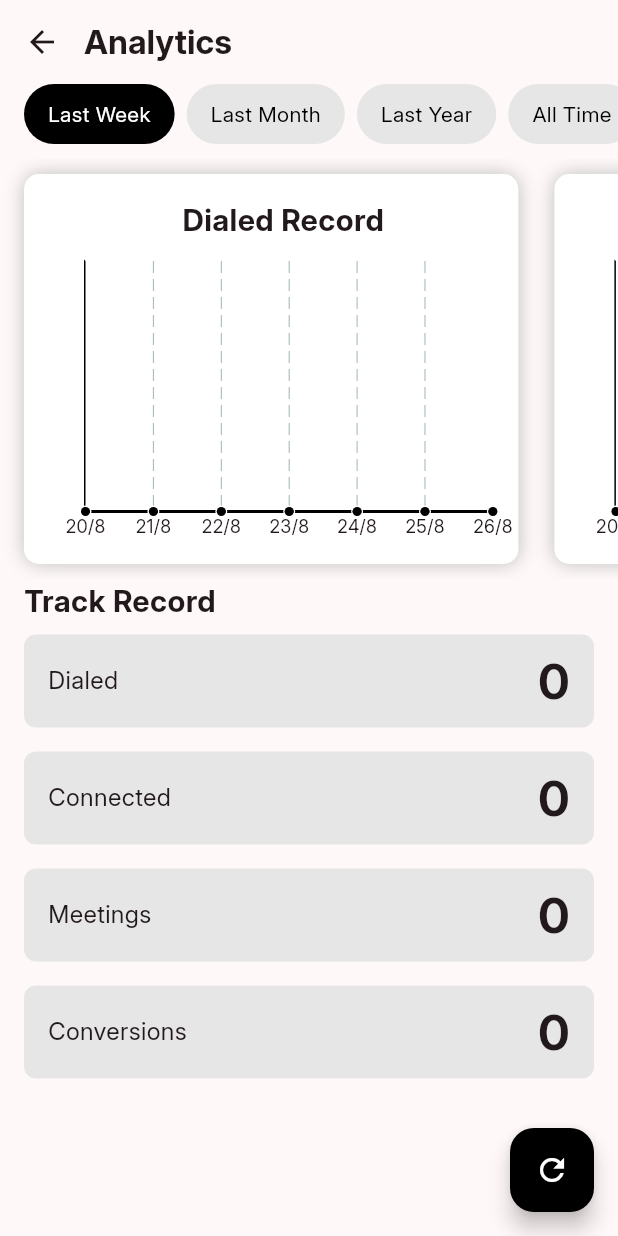
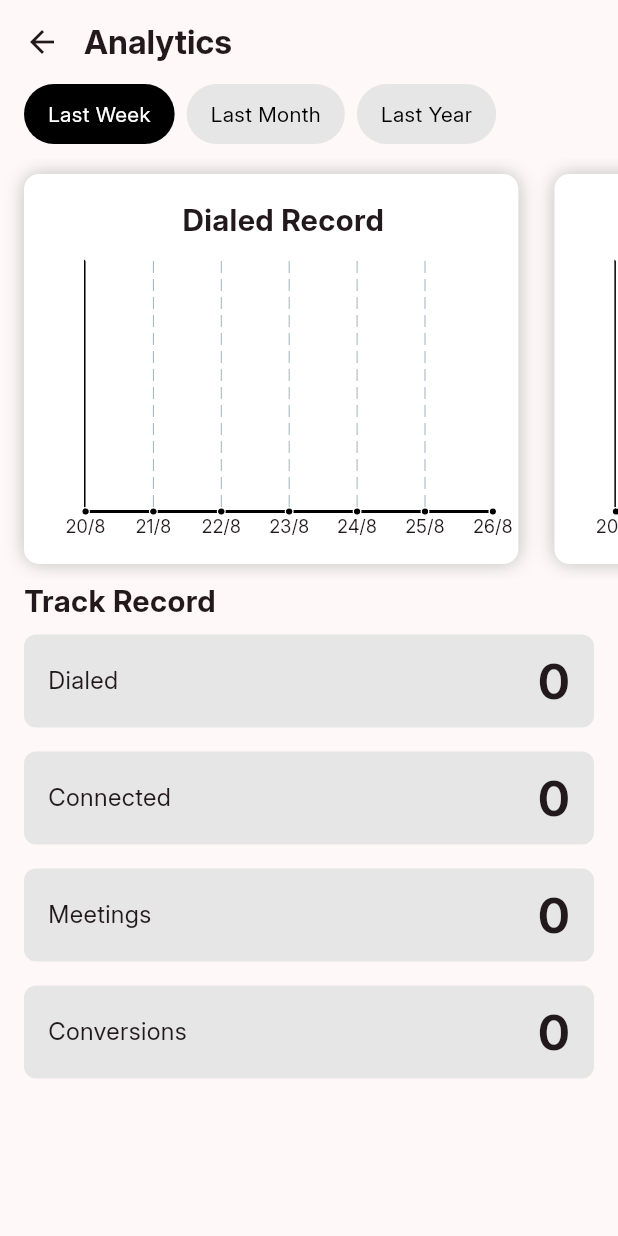
Before and after one commit to aaditya-jagdale/callerxyz, a Flutter app: the Analytics screen opened directly with empty values, on a phone screen of 412 x 824 dp. Run offline on Flutter 3.47's test engine with Material 3 defaults, Android fonts, the phone set to English and light mode, and no system bars; drawn by our look-alikes of fl_chart; our stand-ins replace device_info_plus, dotted_line, firebase_core, firebase_messaging, flutter_dotenv, flutter_riverpod and 5 more; accounts and stored records are empty.

Commit message:
green in calendar for converted, graph bug still active, minor changes

```diff
--- a/lib/modules/analytics/pages/analytics.dart
+++ b/lib/modules/analytics/pages/analytics.dart
@@ -2,7 +2,6 @@ import 'package:callerxyz/modules/analytics/widget/main_graph_card.dart';
 import 'package:callerxyz/modules/analytics/widget/track_record_tile.dart';
 import 'package:callerxyz/modules/shared/models/record_model.dart';
 import 'package:callerxyz/modules/shared/widgets/colors.dart';
-import 'package:callerxyz/riverpod/records_riverpod.dart';
 import 'package:flutter/material.dart';
 import 'package:flutter_riverpod/flutter_riverpod.dart';
 import 'package:supabase_flutter/supabase_flutter.dart';
@@ -18,6 +17,10 @@ class Analytics extends ConsumerStatefulWidget {
 
 class _AnalyticsState extends ConsumerState<Analytics> {
   final supabase = Supabase.instance.client;
+  DateTime afterDate =
+      DateTime.now().subtract(Duration(days: DateTime.now().day));
+  List<DateTime> timeFrame = List.generate(
+      7, (index) => DateTime.now().subtract(Duration(days: index)));
   List<FlSpot> dialed = [];
   List<FlSpot> connected = [];
   List<FlSpot> meetings = [];
@@ -26,13 +29,10 @@ class _AnalyticsState extends ConsumerState<Analytics> {
 
   getUserData() async {
     List<RecordModel> results = widget.records;
-
     List<RecordModel> records = results;
-    // debugPrint("-------------------------all records: $records");
 
     final totalDialed = records
-        .where((record) => DateTime.parse(record.date)
-            .isAfter(DateTime.now().subtract(const Duration(days: 7))))
+        .where((record) => DateTime.parse(record.date).isAfter(afterDate))
         .map((record) => record.dialed != 0
             ? FlSpot(DateTime.parse(record.date).day.toDouble(),
                 record.dialed.toDouble())
@@ -42,8 +42,7 @@ class _AnalyticsState extends ConsumerState<Analytics> {
         .toList();
 
     final totalConnected = records
-        .where((record) => DateTime.parse(record.date)
-            .isAfter(DateTime.now().subtract(const Duration(days: 7))))
+        .where((record) => DateTime.parse(record.date).isAfter(afterDate))
         .map((record) => record.connected != 0
             ? FlSpot(DateTime.parse(record.date).day.toDouble(),
                 record.connected.toDouble())
@@ -53,8 +52,7 @@ class _AnalyticsState extends ConsumerState<Analytics> {
         .toList();
 
     final totalMeetings = records
-        .where((record) => DateTime.parse(record.date)
-            .isAfter(DateTime.now().subtract(const Duration(days: 7))))
+        .where((record) => DateTime.parse(record.date).isAfter(afterDate))
         .map((record) => record.meetings != 0
             ? FlSpot(DateTime.parse(record.date).day.toDouble(),
                 record.meetings.toDouble())
@@ -64,8 +62,7 @@ class _AnalyticsState extends ConsumerState<Analytics> {
         .toList();
 
     final totalConversions = records
-        .where((record) => DateTime.parse(record.date)
-            .isAfter(DateTime.now().subtract(const Duration(days: 7))))
+        .where((record) => DateTime.parse(record.date).isAfter(afterDate))
         .map((record) => record.conversions != 0
             ? FlSpot(DateTime.parse(record.date).day.toDouble(),
                 record.conversions.toDouble())
@@ -75,8 +72,7 @@ class _AnalyticsState extends ConsumerState<Analytics> {
         .toList();
 
     final totalDialToConnected = records
-        .where((record) => DateTime.parse(record.date)
-            .isAfter(DateTime.now().subtract(const Duration(days: 7))))
+        .where((record) => DateTime.parse(record.date).isAfter(afterDate))
         .map((record) => record.dialed != 0 && record.connected != 0
             ? FlSpot(DateTime.parse(record.date).day.toDouble(),
                 (record.connected / record.dialed * 100).toDouble())
@@ -84,6 +80,13 @@ class _AnalyticsState extends ConsumerState<Analytics> {
         .where((spot) => spot != null)
         .cast<FlSpot>()
         .toList();
+
+    debugPrint("-------------------------totalDialed: $totalDialed");
+    debugPrint("-------------------------totalConnected: $totalConnected");
+    debugPrint("-------------------------totalMeetings: $totalMeetings");
+    debugPrint("-------------------------totalConversions: $totalConversions");
+    debugPrint(
+        "-------------------------totalDialToConnected: ${totalDialToConnected.length}");
 
     setState(() {
       dialed = totalDialed;
@@ -96,7 +99,6 @@ class _AnalyticsState extends ConsumerState<Analytics> {
 
   @override
   void initState() {
-    getUserData();
     WidgetsBinding.instance.addPostFrameCallback((_) {
       getUserData();
     });
@@ -106,16 +108,6 @@ class _AnalyticsState extends ConsumerState<Analytics> {
   @override
   Widget build(BuildContext context) {
     return Scaffold(
-      floatingActionButton: FloatingActionButton(
-        backgroundColor: CustomColors.black,
-        onPressed: () {
-          getUserData();
-        },
-        child: const Icon(
-          Icons.refresh,
-          color: CustomColors.white,
-        ),
-      ),
       appBar: AppBar(
         titleSpacing: 0,
         title: const Text(
@@ -138,7 +130,15 @@ class _AnalyticsState extends ConsumerState<Analytics> {
                 const SizedBox(width: 16),
                 GestureDetector(
                   onTap: () {
-                    // ref.read(analyticsProvider.notifier).updateSelectedIndex(0);
+                    afterDate = DateTime.now()
+                        .subtract(Duration(days: DateTime.now().weekday + 1));
+                    setState(() {
+                      timeFrame = List.generate(
+                          7,
+                          (index) =>
+                              DateTime.now().subtract(Duration(days: index)));
+                    });
+                    getUserData();
                   },
                   child: Container(
                     margin: const EdgeInsets.only(right: 8.0),
@@ -147,18 +147,33 @@ class _AnalyticsState extends ConsumerState<Analytics> {
                       vertical: 10,
                     ),
                     decoration: BoxDecoration(
-                      color: CustomColors.black,
+                      color: timeFrame.length == 7
+                          ? CustomColors.black
+                          : CustomColors.black10,
                       borderRadius: BorderRadius.circular(100),
                     ),
-                    child: const Text(
+                    child: Text(
                       "Last Week",
-                      style: TextStyle(color: CustomColors.white),
+                      style: TextStyle(
+                        color: timeFrame.length == 7
+                            ? CustomColors.white
+                            : CustomColors.black,
+                      ),
                     ),
                   ),
                 ),
                 GestureDetector(
                   onTap: () {
-                    // ref.read(analyticsProvider.notifier).updateSelectedIndex(1);
+                    afterDate =
+                        DateTime(DateTime.now().year, DateTime.now().month)
+                            .subtract(const Duration(days: 1));
+                    setState(() {
+                      timeFrame = List.generate(
+                          30,
+                          (index) =>
+                              DateTime.now().subtract(Duration(days: index)));
+                    });
+                    getUserData();
                   },
                   child: Container(
                     margin: const EdgeInsets.only(right: 8.0),
@@ -167,18 +182,32 @@ class _AnalyticsState extends ConsumerState<Analytics> {
                       vertical: 10,
                     ),
                     decoration: BoxDecoration(
-                      color: CustomColors.black10,
+                      color: timeFrame.length == 30
+                          ? CustomColors.black
+                          : CustomColors.black10,
                       borderRadius: BorderRadius.circular(100),
                     ),
-                    child: const Text(
+                    child: Text(
                       "Last Month",
-                      style: TextStyle(color: CustomColors.black),
+                      style: TextStyle(
+                        color: timeFrame.length == 30
+                            ? CustomColors.white
+                            : CustomColors.black,
+                      ),
                     ),
                   ),
                 ),
                 GestureDetector(
                   onTap: () {
-                    // ref.read(analyticsProvider.notifier).updateSelectedIndex(2);
+                    afterDate = DateTime(DateTime.now().year)
+                        .subtract(const Duration(days: 1));
+                    setState(() {
+                      timeFrame = List.generate(
+                          365,
+                          (index) =>
+                              DateTime.now().subtract(Duration(days: index)));
+                    });
+                    getUserData();
                   },
                   child: Container(
                     margin: const EdgeInsets.only(right: 8.0),
@@ -187,32 +216,18 @@ class _AnalyticsState extends ConsumerState<Analytics> {
                       vertical: 10,
                     ),
                     decoration: BoxDecoration(
-                      color: CustomColors.black10,
+                      color: timeFrame.length == 365
+                          ? CustomColors.black
+                          : CustomColors.black10,
                       borderRadius: BorderRadius.circular(100),
                     ),
-                    child: const Text(
+                    child: Text(
                       "Last Year",
-                      style: TextStyle(color: CustomColors.black),
-                    ),
-                  ),
-                ),
-                GestureDetector(
-                  onTap: () {
-                    // ref.read(analyticsProvider.notifier).updateSelectedIndex(3);
-                  },
-                  child: Container(
-                    margin: const EdgeInsets.only(right: 8.0),
-                    padding: const EdgeInsets.symmetric(
-                      horizontal: 16,
-                      vertical: 10,
-                    ),
-                    decoration: BoxDecoration(
-                      color: CustomColors.black10,
-                      borderRadius: BorderRadius.circular(100),
-                    ),
-                    child: const Text(
-                      "All Time",
-                      style: TextStyle(color: CustomColors.black),
+                      style: TextStyle(
+                        color: timeFrame.length == 365
+                            ? CustomColors.white
+                            : CustomColors.black,
+                      ),
                     ),
                   ),
                 ),
@@ -226,18 +241,12 @@ class _AnalyticsState extends ConsumerState<Analytics> {
               children: [
                 MainGraphCard(
                   pointsList: dialed,
-                  timeFrame: List.generate(
-                      7,
-                      (index) =>
-                          DateTime.now().subtract(Duration(days: index))),
+                  timeFrame: timeFrame,
                   title: "Dialed Record",
                 ),
                 MainGraphCard(
                   pointsList: dialToConnected,
-                  timeFrame: List.generate(
-                      7,
-                      (index) =>
-                          DateTime.now().subtract(Duration(days: index))),
+                  timeFrame: timeFrame,
                   title: "Dial-to-Connect %",
                 ),
               ],
--- a/lib/modules/analytics/widget/main_graph_card.dart
+++ b/lib/modules/analytics/widget/main_graph_card.dart
@@ -65,7 +65,7 @@ class MainGraphCard extends StatelessWidget {
                       show: true,
                       getDotPainter: (spot, percent, barData, index) {
                         return FlDotCirclePainter(
-                          radius: 3,
+                          radius: 2,
                           color: CustomColors.black,
                           strokeWidth: 1,
                           strokeColor: CustomColors.white,
--- a/lib/modules/home/screens/home_screen.dart
+++ b/lib/modules/home/screens/home_screen.dart
@@ -104,12 +104,15 @@ class _HomeScreenState extends ConsumerState<HomeScreen> {
                 context: context,
                 position: const RelativeRect.fromLTRB(100, 90, 15, 0),
                 items: [
+                  if (ref.watch(yourRecordsProvider).records.isNotEmpty)
                     PopupMenuItem(
                       onTap: () {
                         fadeTransition(
                           context,
                           Analytics(
-                          records: ref.watch(yourRecordsProvider).records,
+                            records: ref.watch(yourRecordsProvider).records
+                              ..sort((a, b) => DateTime.parse(b.date)
+                                  .compareTo(DateTime.parse(a.date))),
                           ),
                         );
                       },
--- a/lib/modules/home/screens/your_records.dart
+++ b/lib/modules/home/screens/your_records.dart
@@ -117,9 +117,9 @@ class _YourRecordSectionState extends ConsumerState<YourRecordSection> {
                         if (record[0]['dialed'] == 0) {
                           ref
                               .watch(calendarDataProvider.notifier)
-                              .removeDate(0);
+                              .removeDate('isConverted', 0);
                         } else {
-                          ref.watch(calendarDataProvider.notifier).addDate(0);
+                          ref.watch(calendarDataProvider.notifier).addDate('isConverted', 0);
                         }
                       }
                     })
```
Also changed, not shown: lib/modules/home/screens/calendar_view.dart (+30 -11 lines), lib/modules/home/widgets/record_card.dart (+10 -6 lines), lib/riverpod/calendar_data.dart (+16 -10 lines). Lines whose indentation alone changed are shown as unchanged.
